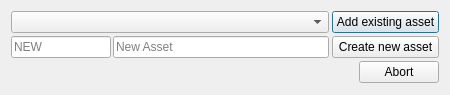
Before: the Qt Designer form Ramses/addassetdialog.ui in RxLaboratory/Ramses, drawn with Qt 5.
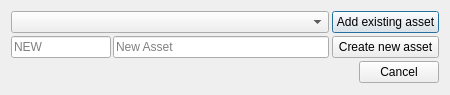
After: the same form once the commit is applied.

Commit message: cancel button

The edit to the form file:
```diff
--- a/Ramses/addassetdialog.ui
+++ b/Ramses/addassetdialog.ui
@@ -90,7 +90,7 @@
       <enum>Qt::Horizontal</enum>
      </property>
      <property name="standardButtons">
-      <set>QDialogButtonBox::Abort</set>
+      <set>QDialogButtonBox::Cancel</set>
      </property>
     </widget>
    </item>
```
